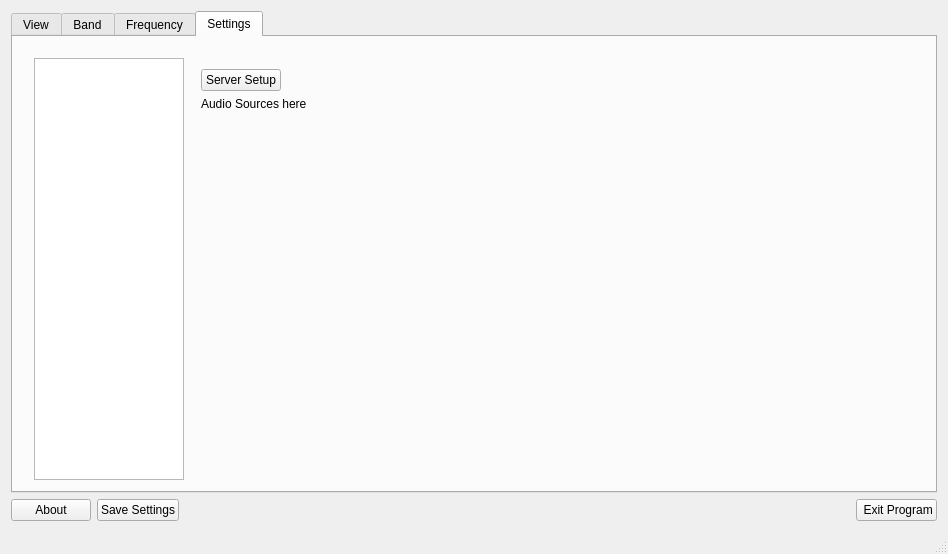
First picture: the form in wfmain.ui, repository adecarolis/wfweb, before the edit.
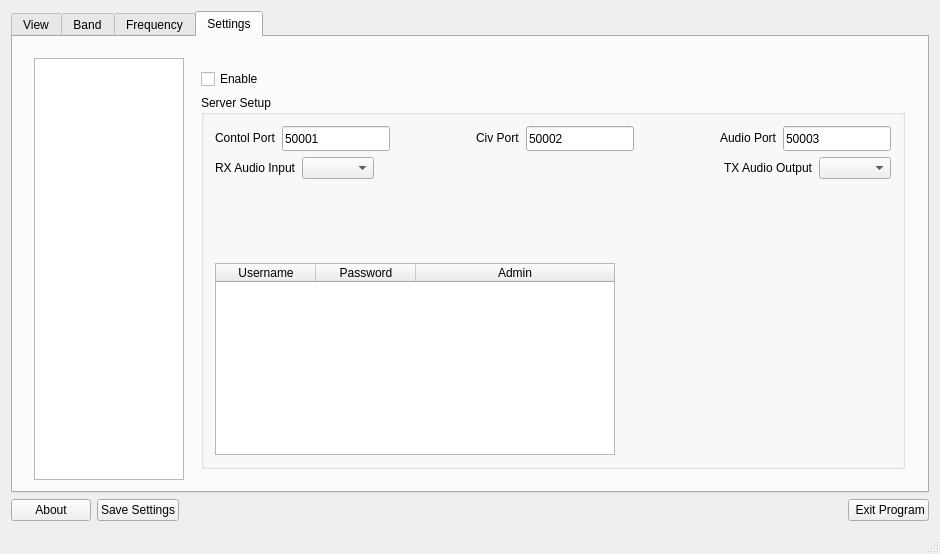
Second picture: the form after the edit. The open tabs and pages were chosen to show the change. Custom widgets are drawn as their Qt base class.

Commit message: Integrate server setup into new settings pages

What changed in the file:
```diff
--- a/wfmain.ui
+++ b/wfmain.ui
@@ -6,7 +6,7 @@
    <rect>
     <x>0</x>
     <y>0</y>
-    <width>948</width>
+    <width>940</width>
     <height>554</height>
    </rect>
   </property>
@@ -3025,63 +3025,363 @@
             </widget>
             <widget class="QWidget" name="radioServer">
              <layout class="QVBoxLayout" name="verticalLayout_27">
+              <property name="sizeConstraint">
+               <enum>QLayout::SetDefaultConstraint</enum>
+              </property>
               <item>
-               <layout class="QHBoxLayout" name="horizontalLayout_32">
+               <layout class="QHBoxLayout" name="horizontalLayout_35">
                 <item>
-                 <widget class="QPushButton" name="udpServerSetupBtn">
-                  <property name="toolTip">
-                   <string>&lt;html&gt;&lt;head/&gt;&lt;body&gt;&lt;p&gt;Press here to set up the built-in rig server. The built-in server is intended to allow access over the network to a serial or USB-connected radio. &lt;/p&gt;&lt;/body&gt;&lt;/html&gt;</string>
+                 <widget class="QCheckBox" name="serverEnableCheckbox">
+                  <property name="minimumSize">
+                   <size>
+                    <width>0</width>
+                    <height>20</height>
+                   </size>
+                  </property>
+                  <property name="maximumSize">
+                   <size>
+                    <width>16777215</width>
+                    <height>20</height>
+                   </size>
                   </property>
                   <property name="text">
+                   <string>Enable</string>
+                  </property>
+                 </widget>
+                </item>
+                <item>
+                 <spacer name="horizontalSpacer_24">
+                  <property name="orientation">
+                   <enum>Qt::Horizontal</enum>
+                  </property>
+                  <property name="sizeHint" stdset="0">
+                   <size>
+                    <width>40</width>
+                    <height>20</height>
+                   </size>
+                  </property>
+                 </spacer>
+                </item>
+               </layout>
+              </item>
+              <item>
+               <layout class="QHBoxLayout" name="horizontalLayout_41">
+                <item>
+                 <widget class="QGroupBox" name="serverSetupGroup">
+                  <property name="title">
                    <string>Server Setup</string>
                   </property>
+                  <layout class="QVBoxLayout" name="verticalLayout_31">
+                   <item>
+                    <layout class="QHBoxLayout" name="horizontalLayout_40">
+                     <item>
+                      <widget class="QLabel" name="label_38">
+                       <property name="minimumSize">
+                        <size>
+                         <width>0</width>
+                         <height>20</height>
+                        </size>
+                       </property>
+                       <property name="maximumSize">
+                        <size>
+                         <width>16777215</width>
+                         <height>20</height>
+                        </size>
+                       </property>
+                       <property name="text">
+                        <string>Contol Port</string>
+                       </property>
+                      </widget>
+                     </item>
+                     <item>
+                      <widget class="QLineEdit" name="serverControlPortText">
+                       <property name="sizePolicy">
+                        <sizepolicy hsizetype="Expanding" vsizetype="Expanding">
+                         <horstretch>0</horstretch>
+                         <verstretch>0</verstretch>
+                        </sizepolicy>
+                       </property>
+                       <property name="minimumSize">
+                        <size>
+                         <width>0</width>
+                         <height>25</height>
+                        </size>
+                       </property>
+                       <property name="maximumSize">
+                        <size>
+                         <width>16777215</width>
+                         <height>25</height>
+                        </size>
+                       </property>
+                       <property name="inputMask">
+                        <string>99999</string>
+                       </property>
+                       <property name="text">
+                        <string>50001</string>
+                       </property>
+                       <property name="frame">
+                        <bool>true</bool>
+                       </property>
+                      </widget>
+                     </item>
+                     <item>
+                      <spacer name="horizontalSpacer_25">
+                       <property name="orientation">
+                        <enum>Qt::Horizontal</enum>
+                       </property>
+                       <property name="sizeHint" stdset="0">
+                        <size>
+                         <width>40</width>
+                         <height>20</height>
+                        </size>
+                       </property>
+                      </spacer>
+                     </item>
+                     <item>
+                      <widget class="QLabel" name="label_37">
+                       <property name="sizePolicy">
+                        <sizepolicy hsizetype="Preferred" vsizetype="Fixed">
+                         <horstretch>0</horstretch>
+                         <verstretch>0</verstretch>
+                        </sizepolicy>
+                       </property>
+                       <property name="minimumSize">
+                        <size>
+                         <width>0</width>
+                         <height>20</height>
+                        </size>
+                       </property>
+                       <property name="maximumSize">
+                        <size>
+                         <width>16777215</width>
+                         <height>20</height>
+                        </size>
+                       </property>
+                       <property name="text">
+                        <string>Civ Port</string>
+                       </property>
+                      </widget>
+                     </item>
+                     <item>
+                      <widget class="QLineEdit" name="serverCivPortText">
+                       <property name="minimumSize">
+                        <size>
+                         <width>0</width>
+                         <height>25</height>
+                        </size>
+                       </property>
+                       <property name="maximumSize">
+                        <size>
+                         <width>16777215</width>
+                         <height>25</height>
+                        </size>
+                       </property>
+                       <property name="inputMask">
+                        <string>99999</string>
+                       </property>
+                       <property name="text">
+                        <string>50002</string>
+                       </property>
+                      </widget>
+                     </item>
+                     <item>
+                      <spacer name="horizontalSpacer_26">
+                       <property name="orientation">
+                        <enum>Qt::Horizontal</enum>
+                       </property>
+                       <property name="sizeHint" stdset="0">
+                        <size>
+                         <width>40</width>
+                         <height>20</height>
+                        </size>
+                       </property>
+                      </spacer>
+                     </item>
+                     <item>
+                      <widget class="QLabel" name="label_36">
+                       <property name="minimumSize">
+                        <size>
+                         <width>0</width>
+                         <height>20</height>
+                        </size>
+                       </property>
+                       <property name="maximumSize">
+                        <size>
+                         <width>16777215</width>
+                         <height>20</height>
+                        </size>
+                       </property>
+                       <property name="text">
+                        <string>Audio Port</string>
+                       </property>
+                      </widget>
+                     </item>
+                     <item>
+                      <widget class="QLineEdit" name="serverAudioPortText">
+                       <property name="minimumSize">
+                        <size>
+                         <width>0</width>
+                         <height>25</height>
+                        </size>
+                       </property>
+                       <property name="maximumSize">
+                        <size>
+                         <width>16777215</width>
+                         <height>25</height>
+                        </size>
+                       </property>
+                       <property name="inputMask">
+                        <string>99999</string>
+                       </property>
+                       <property name="text">
+                        <string>50003</string>
+                       </property>
+                      </widget>
+                     </item>
+                    </layout>
+                   </item>
+                   <item>
+                    <layout class="QHBoxLayout" name="horizontalLayout_33">
+                     <item>
+                      <widget class="QLabel" name="label_33">
+                       <property name="text">
+                        <string>RX Audio Input</string>
+                       </property>
+                      </widget>
+                     </item>
+                     <item>
+                      <widget class="QComboBox" name="serverRXAudioInputCombo"/>
+                     </item>
+                     <item>
+                      <spacer name="horizontalSpacer_23">
+                       <property name="orientation">
+                        <enum>Qt::Horizontal</enum>
+                       </property>
+                       <property name="sizeHint" stdset="0">
+                        <size>
+                         <width>40</width>
+                         <height>20</height>
+                        </size>
+                       </property>
+                      </spacer>
+                     </item>
+                     <item>
+                      <widget class="QLabel" name="label_34">
+                       <property name="text">
+                        <string>TX Audio Output</string>
+                       </property>
+                      </widget>
+                     </item>
+                     <item>
+                      <widget class="QComboBox" name="serverTXAudioOutputCombo"/>
+                     </item>
+                    </layout>
+                   </item>
+                   <item>
+                    <spacer name="verticalSpacer_7">
+                     <property name="orientation">
+                      <enum>Qt::Vertical</enum>
+                     </property>
+                     <property name="sizeHint" stdset="0">
+                      <size>
+                       <width>20</width>
+                       <height>40</height>
+                      </size>
+                     </property>
+                    </spacer>
+                   </item>
+                   <item>
+                    <layout class="QHBoxLayout" name="horizontalLayout_32">
+                     <item>
+                      <widget class="QTableWidget" name="serverUsersTable">
+                       <property name="sizePolicy">
+                        <sizepolicy hsizetype="Expanding" vsizetype="Expanding">
+                         <horstretch>0</horstretch>
+                         <verstretch>0</verstretch>
+                        </sizepolicy>
+                       </property>
+                       <property name="minimumSize">
+                        <size>
+                         <width>400</width>
+                         <height>160</height>
+                        </size>
+                       </property>
+                       <property name="maximumSize">
+                        <size>
+                         <width>750</width>
+                         <height>330</height>
+                        </size>
+                       </property>
+                       <property name="frameShape">
+                        <enum>QFrame::StyledPanel</enum>
+                       </property>
+                       <property name="lineWidth">
+                        <number>1</number>
+                       </property>
+                       <property name="midLineWidth">
+                        <number>0</number>
+                       </property>
+                       <property name="columnCount">
+                        <number>3</number>
+                       </property>
+                       <attribute name="horizontalHeaderCascadingSectionResizes">
+                        <bool>false</bool>
+                       </attribute>
+                       <attribute name="horizontalHeaderDefaultSectionSize">
+                        <number>100</number>
+                       </attribute>
+                       <attribute name="horizontalHeaderShowSortIndicator" stdset="0">
+                        <bool>false</bool>
+                       </attribute>
+                       <attribute name="horizontalHeaderStretchLastSection">
+                        <bool>true</bool>
+                       </attribute>
+                       <attribute name="verticalHeaderVisible">
+                        <bool>false</bool>
+                       </attribute>
+                       <attribute name="verticalHeaderShowSortIndicator" stdset="0">
+                        <bool>true</bool>
+                       </attribute>
+                       <attribute name="verticalHeaderStretchLastSection">
+                        <bool>false</bool>
+                       </attribute>
+                       <column>
+                        <property name="text">
+                         <string>Username</string>
+                        </property>
+                       </column>
+                       <column>
+                        <property name="text">
+                         <string>Password</string>
+                        </property>
+                       </column>
+                       <column>
+                        <property name="text">
+                         <string>Admin</string>
+                        </property>
+                       </column>
+                      </widget>
+                     </item>
+                     <item>
+                      <spacer name="horizontalSpacer_17">
+                       <property name="orientation">
+                        <enum>Qt::Horizontal</enum>
+                       </property>
+                       <property name="sizeHint" stdset="0">
+                        <size>
+                         <width>40</width>
+                         <height>20</height>
+                        </size>
+                       </property>
+                      </spacer>
+                     </item>
+                    </layout>
+                   </item>
+                  </layout>
                  </widget>
                 </item>
-                <item>
-                 <spacer name="horizontalSpacer_17">
-                  <property name="orientation">
-                   <enum>Qt::Horizontal</enum>
-                  </property>
-                  <property name="sizeHint" stdset="0">
-                   <size>
-                    <width>40</width>
-                    <height>20</height>
-                   </size>
-                  </property>
-                 </spacer>
-                </item>
                </layout>
               </item>
-              <item>
-               <layout class="QHBoxLayout" name="horizontalLayout_33">
-                <property name="leftMargin">
-                 <number>0</number>
-                </property>
-                <property name="topMargin">
-                 <number>0</number>
-                </property>
-                <item>
-                 <widget class="QLabel" name="label_26">
-                  <property name="text">
-                   <string>Audio Sources here</string>
-                  </property>
-                 </widget>
-                </item>
-               </layout>
-              </item>
-              <item>
-               <spacer name="verticalSpacer_5">
-                <property name="orientation">
-                 <enum>Qt::Vertical</enum>
-                </property>
-                <property name="sizeHint" stdset="0">
-                 <size>
-                  <width>20</width>
-                  <height>320</height>
-                 </size>
-                </property>
-               </spacer>
-              </item>
              </layout>
             </widget>
             <widget class="QWidget" name="externalControl">
```
Left out of the diff: 6 changed lines with no effect on the pictures. The commit also changes 6 other files.
